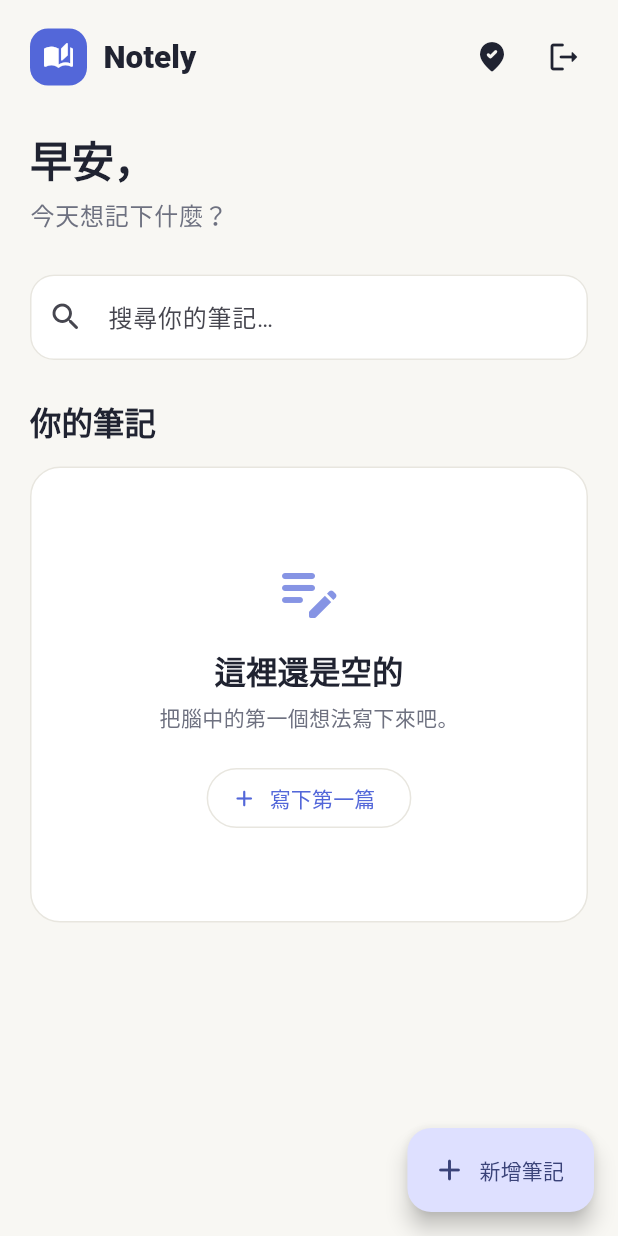
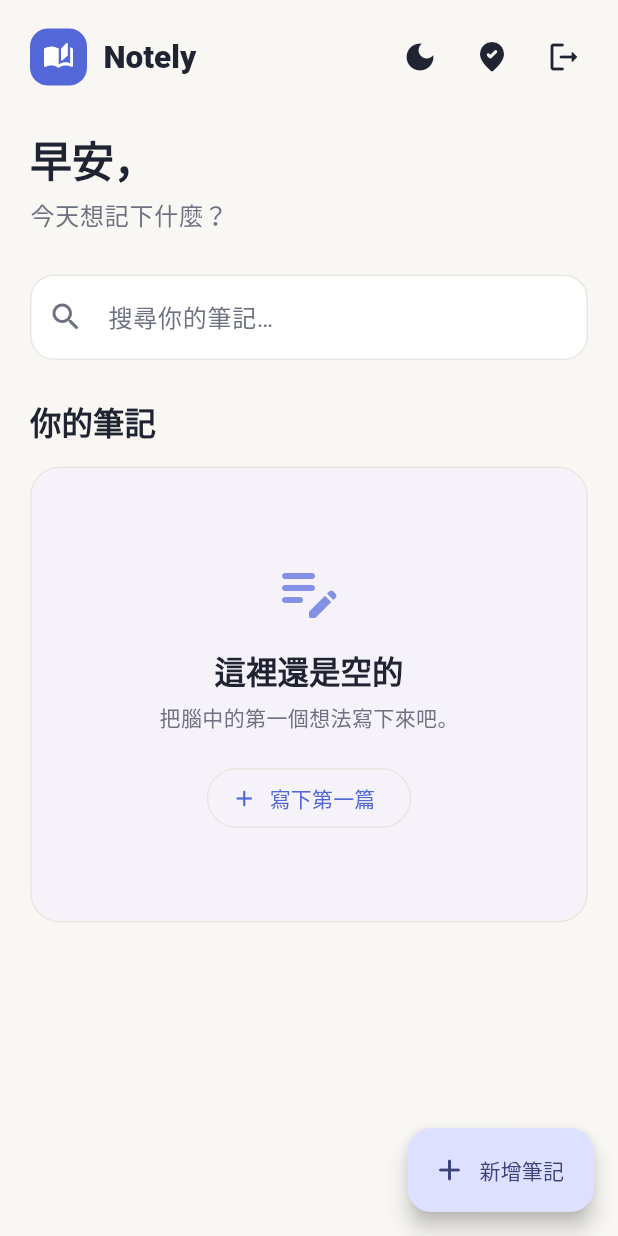
Before and after one commit to weilun593/flutter_codespaces, a Flutter app: the screen it shows once a user with an empty profile is signed in, on a phone screen of 412 x 824 dp. Run offline on Flutter 3.47's test engine with Material 3 defaults, Android fonts, the phone set to English and light mode, and no system bars; our stand-ins replace geolocator, supabase_flutter; accounts and stored records are empty; Roboto replaces fonts that are missing (Arial).

Commit message:
深淺模式

```diff
--- a/lib/main.dart
+++ b/lib/main.dart
@@ -1,4 +1,5 @@
 import 'package:flutter/material.dart';
+import 'package:provider/provider.dart';
 import 'package:supabase_flutter/supabase_flutter.dart';
 
 import './core/app_config.dart';
@@ -16,7 +17,12 @@ Future<void> main() async {
     );
   }
 
-  runApp(const NotelyApp());
+  runApp(
+    ChangeNotifierProvider(
+      create: (_) => ThemeModeController(),
+      child: const NotelyApp(),
+    ),
+  );
 }
 
 class NotelyApp extends StatelessWidget {
@@ -24,13 +30,17 @@ class NotelyApp extends StatelessWidget {
 
   @override
   Widget build(BuildContext context) {
-    return MaterialApp(
+    return Consumer<ThemeModeController>(
+      builder: (context, themeController, child) => MaterialApp(
         title: 'Notely',
         debugShowCheckedModeBanner: false,
         theme: AppTheme.light(),
+        darkTheme: AppTheme.dark(),
+        themeMode: themeController.themeMode,
         home: AppConfig.isConfigured
             ? const AuthGate()
             : const SupabaseSetupScreen(),
+      ),
     );
   }
 }
--- a/lib/screens/component/emptystate.dart
+++ b/lib/screens/component/emptystate.dart
@@ -15,9 +15,9 @@ class EmptyState extends StatelessWidget {
       width: double.infinity,
       padding: const EdgeInsets.symmetric(vertical: 58, horizontal: 24),
       decoration: BoxDecoration(
-        color: AppColors.surface,
+        color: theme.colorScheme.surfaceContainerLow,
         borderRadius: BorderRadius.circular(20),
-        border: Border.all(color: AppColors.line),
+        border: Border.all(color: theme.colorScheme.outline),
       ),
       child: Column(
         children: [
--- a/lib/screens/home_screen.dart
+++ b/lib/screens/home_screen.dart
@@ -173,6 +173,7 @@ class _HomeScreenState extends State<HomeScreen> {
             ),
             const SizedBox(width: 18),
           ],
+          const ThemeModeToggle(),
           IconButton(
             tooltip: '打卡',
             onPressed: _checkIn,
@@ -260,7 +261,9 @@ class _HomeContent extends StatelessWidget {
         const SizedBox(height: 6),
         Text(
           totalNotes == 0 ? '今天想記下什麼？' : '把腦中的想法，整理成下一步。',
-          style: theme.textTheme.bodyLarge?.copyWith(color: AppColors.mutedInk),
+          style: theme.textTheme.bodyLarge?.copyWith(
+            color: theme.colorScheme.onSurfaceVariant,
+          ),
         ),
         const SizedBox(height: 28),
         TextField(
--- a/lib/screens/login_screen.dart
+++ b/lib/screens/login_screen.dart
@@ -88,7 +88,9 @@ class _LoginScreenState extends State<LoginScreen> {
 
     return Scaffold(
       body: SafeArea(
-        child: Center(
+        child: Stack(
+          children: [
+            Center(
               child: SingleChildScrollView(
                 padding: const EdgeInsets.all(24),
                 child: ConstrainedBox(
@@ -113,6 +115,9 @@ class _LoginScreenState extends State<LoginScreen> {
                 ),
               ),
             ),
+            const Positioned(top: 0, right: 8, child: ThemeModeToggle()),
+          ],
+        ),
       ),
     );
   }
@@ -133,7 +138,9 @@ class _WelcomePanel extends StatelessWidget {
         const SizedBox(height: 18),
         Text(
           'Notely 是你的日常筆記桌。\n記下靈感、整理計畫，隨時在雲端找到它們。',
-          style: theme.textTheme.bodyLarge?.copyWith(color: AppColors.mutedInk),
+          style: theme.textTheme.bodyLarge?.copyWith(
+            color: theme.colorScheme.onSurfaceVariant,
+          ),
         ),
         const SizedBox(height: 28),
         Row(
--- a/lib/screens/note_editor_screen.dart
+++ b/lib/screens/note_editor_screen.dart
@@ -239,7 +239,10 @@ class _ColorPicker extends StatelessWidget {
                 color: entry.value,
                 shape: BoxShape.circle,
                 border: selected
-                    ? Border.all(color: AppColors.ink, width: 3)
+                    ? Border.all(
+                        color: Theme.of(context).colorScheme.onSurface,
+                        width: 3,
+                      )
                     : Border.all(color: Colors.transparent, width: 3),
               ),
               child: selected
--- a/lib/screens/supabase_setup_screen.dart
+++ b/lib/screens/supabase_setup_screen.dart
@@ -10,6 +10,7 @@ class SupabaseSetupScreen extends StatelessWidget {
     final theme = Theme.of(context);
 
     return Scaffold(
+      appBar: AppBar(actions: const [ThemeModeToggle()]),
       body: Center(
         child: SingleChildScrollView(
           padding: const EdgeInsets.all(24),
@@ -77,13 +78,13 @@ class _CodeLine extends StatelessWidget {
     return Container(
       width: double.infinity,
       padding: const EdgeInsets.symmetric(horizontal: 14, vertical: 8),
-      color: const Color(0xFFF1F0EB),
+      color: Theme.of(context).colorScheme.surfaceContainerHighest,
       child: Text(
         text,
         style: const TextStyle(
           fontFamily: 'monospace',
           fontSize: 12,
-          color: AppColors.ink,
+          color: Theme.of(context).colorScheme.onSurface,
         ),
       ),
     );
--- a/lib/theme/app_theme.dart
+++ b/lib/theme/app_theme.dart
@@ -1,4 +1,5 @@
 import 'package:flutter/material.dart';
+import 'package:provider/provider.dart';
 
 class AppColors {
   AppColors._();
@@ -14,6 +15,11 @@ class AppColors {
   static const mint = Color(0xFF74B7A5);
   static const mustard = Color(0xFFE7B655);
   static const lavender = Color(0xFF9A83C9);
+  static const darkInk = Color(0xFFF2F1ED);
+  static const darkMutedInk = Color(0xFFB2B3BD);
+  static const darkPaper = Color(0xFF171922);
+  static const darkSurface = Color(0xFF222530);
+  static const darkLine = Color(0xFF383B48);
 
   static const noteColors = <String, Color>{
     'indigo': indigo,
@@ -30,92 +36,108 @@ class AppTheme {
   AppTheme._();
 
   static ThemeData light() {
+    return _buildTheme(isDark: false);
+  }
+
+  static ThemeData dark() {
+    return _buildTheme(isDark: true);
+  }
+
+  static ThemeData _buildTheme({required bool isDark}) {
+    final background = isDark ? AppColors.darkPaper : AppColors.paper;
+    final surface = isDark ? AppColors.darkSurface : AppColors.surface;
+    final foreground = isDark ? AppColors.darkInk : AppColors.ink;
+    final mutedForeground =
+        isDark ? AppColors.darkMutedInk : AppColors.mutedInk;
+    final outline = isDark ? AppColors.darkLine : AppColors.line;
+    final primary = isDark ? const Color(0xFF9AA8FF) : AppColors.indigo;
     final scheme = ColorScheme.fromSeed(
-      seedColor: AppColors.indigo,
-      brightness: Brightness.light,
-      surface: AppColors.paper,
+      seedColor: primary,
+      brightness: isDark ? Brightness.dark : Brightness.light,
+      surface: background,
     );
 
     return ThemeData(
       useMaterial3: true,
       colorScheme: scheme.copyWith(
-        primary: AppColors.indigo,
-        onPrimary: Colors.white,
-        surface: AppColors.paper,
-        onSurface: AppColors.ink,
-        outline: AppColors.line,
+        primary: primary,
+        onPrimary: isDark ? AppColors.darkPaper : Colors.white,
+        surface: background,
+        onSurface: foreground,
+        onSurfaceVariant: mutedForeground,
+        outline: outline,
       ),
-      scaffoldBackgroundColor: AppColors.paper,
+      scaffoldBackgroundColor: background,
       fontFamily: 'Arial',
-      appBarTheme: const AppBarTheme(
-        backgroundColor: AppColors.paper,
-        foregroundColor: AppColors.ink,
+      appBarTheme: AppBarTheme(
+        backgroundColor: background,
+        foregroundColor: foreground,
         elevation: 0,
         centerTitle: false,
       ),
       inputDecorationTheme: InputDecorationTheme(
         filled: true,
-        fillColor: AppColors.surface,
+        fillColor: surface,
         contentPadding: const EdgeInsets.symmetric(
           horizontal: 18,
           vertical: 16,
         ),
         border: OutlineInputBorder(
           borderRadius: BorderRadius.circular(16),
-          borderSide: const BorderSide(color: AppColors.line),
+          borderSide: BorderSide(color: outline),
         ),
         enabledBorder: OutlineInputBorder(
           borderRadius: BorderRadius.circular(16),
-          borderSide: const BorderSide(color: AppColors.line),
+          borderSide: BorderSide(color: outline),
         ),
         focusedBorder: OutlineInputBorder(
           borderRadius: BorderRadius.circular(16),
-          borderSide: const BorderSide(color: AppColors.indigo, width: 1.5),
+          borderSide: BorderSide(color: primary, width: 1.5),
         ),
       ),
       cardTheme: CardThemeData(
-        color: AppColors.surface,
+        color: surface,
         elevation: 0,
         margin: EdgeInsets.zero,
         shape: RoundedRectangleBorder(
           borderRadius: BorderRadius.circular(20),
-          side: const BorderSide(color: AppColors.line),
+          side: BorderSide(color: outline),
         ),
       ),
       chipTheme: ChipThemeData(
-        backgroundColor: AppColors.paper,
-        side: const BorderSide(color: AppColors.line),
+        backgroundColor: background,
+        side: BorderSide(color: outline),
         shape: RoundedRectangleBorder(borderRadius: BorderRadius.circular(24)),
-        labelStyle: const TextStyle(
-          color: AppColors.mutedInk,
+        labelStyle: TextStyle(
+          color: mutedForeground,
           fontWeight: FontWeight.w600,
         ),
       ),
-      textTheme: const TextTheme(
+      textTheme: TextTheme(
         displaySmall: TextStyle(
-          color: AppColors.ink,
+          color: foreground,
           fontSize: 38,
           fontWeight: FontWeight.w800,
           height: 1.1,
         ),
         headlineSmall: TextStyle(
-          color: AppColors.ink,
+          color: foreground,
           fontSize: 28,
           fontWeight: FontWeight.w800,
         ),
         titleLarge: TextStyle(
-          color: AppColors.ink,
+          color: foreground,
           fontSize: 21,
           fontWeight: FontWeight.w800,
         ),
         titleMedium: TextStyle(
-          color: AppColors.ink,
+          color: foreground,
           fontSize: 16,
           fontWeight: FontWeight.w700,
         ),
-        bodyLarge: TextStyle(color: AppColors.ink, fontSize: 16, height: 1.5),
+        bodyLarge: TextStyle(color: foreground, fontSize: 16, height: 1.5),
         bodyMedium: TextStyle(
-          color: AppColors.mutedInk,
+          color: mutedForeground,
           fontSize: 14,
           height: 1.45,
         ),
@@ -123,3 +145,29 @@ class AppTheme {
     );
   }
 }
+
+class ThemeModeController extends ChangeNotifier {
+  ThemeMode _themeMode = ThemeMode.light;
+
+  ThemeMode get themeMode => _themeMode;
+  bool get isDark => _themeMode == ThemeMode.dark;
+
+  void toggle() {
+    _themeMode = isDark ? ThemeMode.light : ThemeMode.dark;
+    notifyListeners();
+  }
+}
+
+class ThemeModeToggle extends StatelessWidget {
+  const ThemeModeToggle({super.key});
+
+  @override
+  Widget build(BuildContext context) {
+    final controller = context.watch<ThemeModeController>();
+    return IconButton(
+      tooltip: controller.isDark ? '切換淺色模式' : '切換深色模式',
+      onPressed: controller.toggle,
+      icon: Icon(controller.isDark ? Icons.light_mode : Icons.dark_mode),
+    );
+  }
+}
```
Lines whose indentation alone changed are shown as unchanged.
